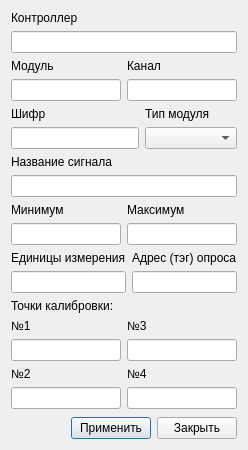
Old version of the form trei5b/dialog.ui in the repository AleksanderBY/Kalibri2.
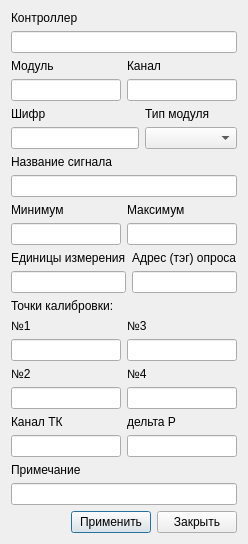
New version of the form.

The edit to the form file:
```diff
--- a/trei5b/dialog.ui
+++ b/trei5b/dialog.ui
@@ -7,7 +7,7 @@
     <x>0</x>
     <y>0</y>
     <width>229</width>
-    <height>450</height>
+    <height>544</height>
    </rect>
   </property>
   <property name="windowTitle">
@@ -242,6 +242,48 @@
        </item>
       </layout>
      </item>
+     <item>
+      <layout class="QHBoxLayout" name="horizontalLayout_4">
+       <item>
+        <layout class="QVBoxLayout" name="verticalLayout_9">
+         <item>
+          <widget class="QLabel" name="label">
+           <property name="text">
+            <string>Канал ТК</string>
+           </property>
+          </widget>
+         </item>
+         <item>
+          <widget class="QLineEdit" name="TK"/>
+         </item>
+        </layout>
+       </item>
+       <item>
+        <layout class="QVBoxLayout" name="verticalLayout_14">
+         <item>
+          <widget class="QLabel" name="label_2">
+           <property name="text">
+            <string>дельта P</string>
+           </property>
+          </widget>
+         </item>
+         <item>
+          <widget class="QLineEdit" name="deltaP"/>
+         </item>
+        </layout>
+       </item>
+      </layout>
+     </item>
+     <item>
+      <widget class="QLabel" name="label_3">
+       <property name="text">
+        <string>Примечание</string>
+       </property>
+      </widget>
+     </item>
+     <item>
+      <widget class="QLineEdit" name="note"/>
+     </item>
      <item>
       <spacer name="verticalSpacer">
        <property name="orientation">
```
